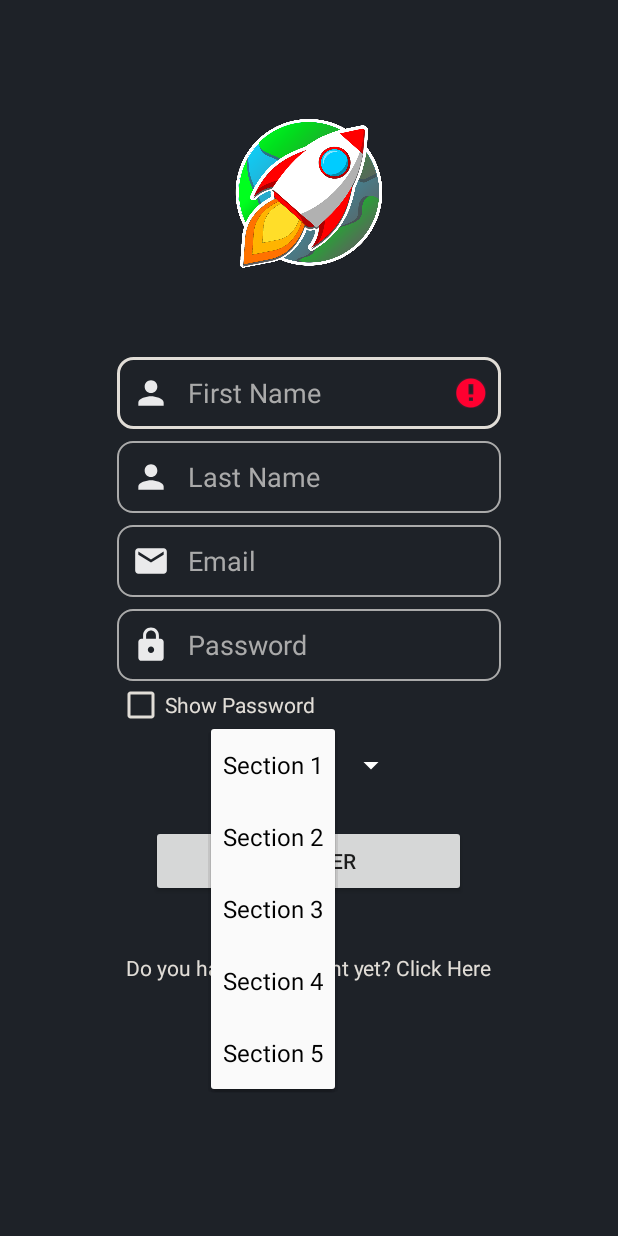
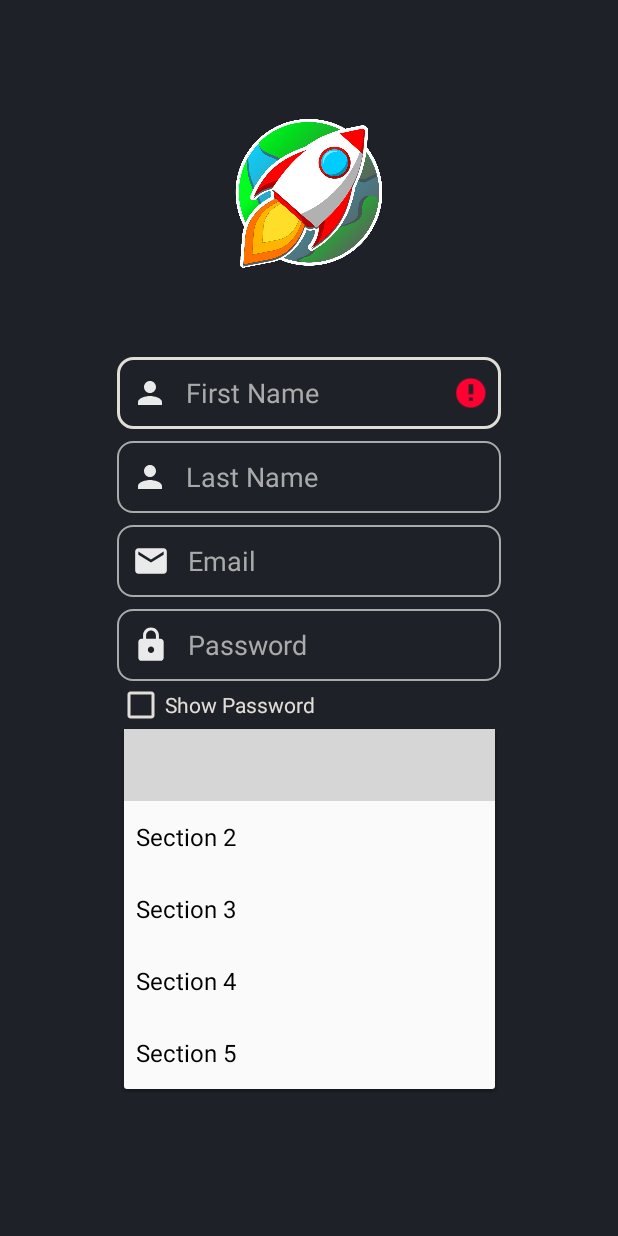
Before and after one commit to Kiru100/Android-Learning-App---Earth-and-Space-Science, an Android app: the RegistrationActivity screen opened directly, with no data from a screen before it, after a tap on "Section 1", on a phone screen of 412 x 824 dp. Run offline under Robolectric (Android 15) with nearby library versions, the phone set to English and light mode, and no system bars; our stand-ins replace Firebase (no records; nobody signed in at launch, a user with empty details on screens opened directly); 2 other taps on this screen came first; grey boxes are pictures that could not be loaded.

Commit message:
layout changes

```diff
--- a/app/src/main/res/drawable/ic_baseline_person_24.xml
+++ b/app/src/main/res/drawable/ic_baseline_person_24.xml
@@ -1,5 +1,5 @@
-<vector android:alpha="0.91" android:height="25dp"
+<vector android:alpha="0.91" android:height="24dp"
     android:tint="#FEFEFE" android:viewportHeight="24"
-    android:viewportWidth="24" android:width="25dp" xmlns:android="http://schemas.android.com/apk/res/android">
+    android:viewportWidth="24" android:width="24dp" xmlns:android="http://schemas.android.com/apk/res/android">
     <path android:fillColor="@android:color/white" android:pathData="M12,12c2.21,0 4,-1.79 4,-4s-1.79,-4 -4,-4 -4,1.79 -4,4 1.79,4 4,4zM12,14c-2.67,0 -8,1.34 -8,4v2h16v-2c0,-2.66 -5.33,-4 -8,-4z"/>
 </vector>
--- a/app/src/main/res/layout/activity_login.xml
+++ b/app/src/main/res/layout/activity_login.xml
@@ -60,7 +60,8 @@
             app:layout_constraintHorizontal_bias="0.493"
             app:layout_constraintStart_toStartOf="@+id/guideline8"
             app:layout_constraintTop_toTopOf="@+id/guideline13"
-            app:layout_constraintVertical_bias="0.94" />
+            app:layout_constraintVertical_bias="0.94"
+            android:autofillHints="emailAddress" />
 
         <EditText
             android:id="@+id/edtPassword"
@@ -80,7 +81,8 @@
             android:textColorHint="@color/gitgray"
             app:layout_constraintEnd_toEndOf="@+id/edtEmail"
             app:layout_constraintStart_toStartOf="@+id/edtEmail"
-            app:layout_constraintTop_toBottomOf="@+id/edtEmail" />
+            app:layout_constraintTop_toBottomOf="@+id/edtEmail"
+            android:autofillHints="password" />
 
         <Button
             android:id="@+id/btnLogin"
--- a/app/src/main/res/layout/activity_registration.xml
+++ b/app/src/main/res/layout/activity_registration.xml
@@ -137,12 +137,11 @@
 
     <Spinner
         android:id="@+id/spinnerSection"
-        android:layout_width="wrap_content"
-        android:layout_height="wrap_content"
-        android:backgroundTint="@color/design_default_color_on_primary"
-        android:foregroundTint="#F1EBEB"
+        android:layout_width="247dp"
+        android:layout_height="48dp"
+        android:background="@drawable/style_spinner"
         android:minHeight="48dp"
-        android:textColorHint="#E4B2B2"
+
         app:layout_constraintBottom_toTopOf="@+id/btnRegister"
         app:layout_constraintEnd_toEndOf="@+id/edtPassword"
         app:layout_constraintStart_toStartOf="@+id/cbRegistrationShowPassword"
--- a/app/src/main/res/values/colors.xml
+++ b/app/src/main/res/values/colors.xml
@@ -1,10 +1,13 @@
 <?xml version="1.0" encoding="utf-8"?>
 <resources>
     <color name="colorPrimary">#900C3E</color>
+    <color name="colorPrimaryDark">#900C3E</color>
     <color name="gitblack">#1E2228</color>
     <color name="gitwhite">#E1DDD7</color>
+    <color name="bitwhite">#96938F</color>
     <color name="gitgray">#AAAAAA</color>
     <color name="gitlightblack">#22272E</color>
+    <color name="gitlight">#505358</color>
     <color name="githint">#CDCDCF</color>
 
 
```
Also changed, not shown: app/src/main/java/com/example/capstone/Fragment/LessonFragment.java (+3 -16 lines), app/src/main/res/layout/activity_main.xml (+5 -2 lines), app/src/main/res/layout/listview_items_chapters.xml (+9 -8 lines), app/src/main/res/menu/bottom_navigation_menu.xml (+8 -4 lines).
